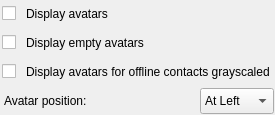
Above: src/plugins/avatars/avataroptionswidget.ui from xnamed/vacuum-im before the change. Below: the same form after it.
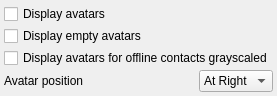
That is the form after the change.

The edit to the form file:
```diff
--- a/src/plugins/avatars/avataroptionswidget.ui
+++ b/src/plugins/avatars/avataroptionswidget.ui
@@ -6,132 +6,46 @@
    <rect>
     <x>0</x>
     <y>0</y>
-    <width>275</width>
-    <height>115</height>
+    <width>255</width>
+    <height>83</height>
    </rect>
   </property>
   <property name="windowTitle">
    <string notr="true">Avatar options widget</string>
   </property>
-  <layout class="QVBoxLayout" name="verticalLayout" stretch="0,0,0,0">
-   <property name="spacing">
-    <number>3</number>
-   </property>
+  <layout class="QGridLayout" name="gridLayout">
    <property name="leftMargin">
-    <number>1</number>
+    <number>4</number>
    </property>
    <property name="topMargin">
-    <number>1</number>
+    <number>4</number>
    </property>
    <property name="rightMargin">
-    <number>1</number>
+    <number>4</number>
    </property>
    <property name="bottomMargin">
-    <number>1</number>
+    <number>4</number>
    </property>
-   <item>
-    <layout class="QHBoxLayout" name="horizontalLayout">
      <property name="spacing">
-      <number>10</number>
-     </property>
-     <property name="leftMargin">
-      <number>1</number>
-     </property>
-     <item>
-      <widget class="QCheckBox" name="cbShow">
+    <number>2</number>
+   </property>
+   <item row="4" column="0">
+    <widget class="QLabel" name="lblAvatarPosition">
        <property name="sizePolicy">
-        <sizepolicy hsizetype="Maximum" vsizetype="Fixed">
+      <sizepolicy hsizetype="MinimumExpanding" vsizetype="Preferred">
          <horstretch>0</horstretch>
          <verstretch>0</verstretch>
         </sizepolicy>
        </property>
        <property name="text">
-        <string/>
+      <string>Avatar position</string>
        </property>
       </widget>
      </item>
-     <item>
-      <widget class="QLabel" name="label_3">
-       <property name="sizePolicy">
-        <sizepolicy hsizetype="Expanding" vsizetype="Preferred">
-         <horstretch>0</horstretch>
-         <verstretch>0</verstretch>
-        </sizepolicy>
-       </property>
-       <property name="text">
-        <string>Display avatars</string>
-       </property>
-       <property name="wordWrap">
-        <bool>true</bool>
-       </property>
-      </widget>
-     </item>
-    </layout>
-   </item>
-   <item>
-    <layout class="QHBoxLayout" name="horizontalLayout_2">
-     <property name="spacing">
-      <number>10</number>
-     </property>
-     <property name="leftMargin">
-      <number>1</number>
-     </property>
-     <item>
-      <widget class="QCheckBox" name="cbShowEmpty">
-       <property name="sizePolicy">
-        <sizepolicy hsizetype="Maximum" vsizetype="Fixed">
-         <horstretch>0</horstretch>
-         <verstretch>0</verstretch>
-        </sizepolicy>
-       </property>
-       <property name="text">
-        <string/>
-       </property>
-      </widget>
-     </item>
-     <item>
-      <widget class="QLabel" name="label_2">
-       <property name="sizePolicy">
-        <sizepolicy hsizetype="Expanding" vsizetype="Preferred">
-         <horstretch>0</horstretch>
-         <verstretch>0</verstretch>
-        </sizepolicy>
-       </property>
-       <property name="text">
-        <string>Display empty avatars</string>
-       </property>
-       <property name="wordWrap">
-        <bool>true</bool>
-       </property>
-      </widget>
-     </item>
-    </layout>
-   </item>
-   <item>
-    <layout class="QHBoxLayout" name="horizontalLayout_3">
-     <property name="spacing">
-      <number>10</number>
-     </property>
-     <property name="leftMargin">
-      <number>1</number>
-     </property>
-     <item>
+   <item row="2" column="0" colspan="2">
       <widget class="QCheckBox" name="cbGrayscaledOffline">
        <property name="sizePolicy">
-        <sizepolicy hsizetype="Maximum" vsizetype="Fixed">
-         <horstretch>0</horstretch>
-         <verstretch>0</verstretch>
-        </sizepolicy>
-       </property>
-       <property name="text">
-        <string/>
-       </property>
-      </widget>
-     </item>
-     <item>
-      <widget class="QLabel" name="label">
-       <property name="sizePolicy">
-        <sizepolicy hsizetype="Expanding" vsizetype="Preferred">
+      <sizepolicy hsizetype="Minimum" vsizetype="Fixed">
          <horstretch>0</horstretch>
          <verstretch>0</verstretch>
         </sizepolicy>
@@ -139,61 +53,29 @@
        <property name="text">
         <string>Display avatars for offline contacts grayscaled</string>
        </property>
-       <property name="wordWrap">
-        <bool>true</bool>
-       </property>
-      </widget>
-     </item>
-    </layout>
-   </item>
-   <item>
-    <layout class="QHBoxLayout" name="horizontalLayout_4">
-     <property name="spacing">
-      <number>10</number>
-     </property>
-     <property name="leftMargin">
-      <number>3</number>
-     </property>
-     <item>
-      <widget class="QLabel" name="lblAvatarPosition">
+    </widget>
+   </item>
+   <item row="1" column="0" colspan="2">
+    <widget class="QCheckBox" name="cbShowEmpty">
        <property name="sizePolicy">
-        <sizepolicy hsizetype="Preferred" vsizetype="Preferred">
+      <sizepolicy hsizetype="Minimum" vsizetype="Fixed">
          <horstretch>0</horstretch>
          <verstretch>0</verstretch>
         </sizepolicy>
        </property>
        <property name="text">
-        <string>Avatar position:</string>
-       </property>
-       <property name="wordWrap">
-        <bool>true</bool>
+      <string>Display empty avatars</string>
        </property>
       </widget>
      </item>
-     <item>
-      <spacer name="horizontalSpacer_2">
-       <property name="orientation">
-        <enum>Qt::Horizontal</enum>
-       </property>
-       <property name="sizeHint" stdset="0">
-        <size>
-         <width>40</width>
-         <height>10</height>
-        </size>
-       </property>
-      </spacer>
-     </item>
-     <item>
+   <item row="4" column="1">
       <widget class="QComboBox" name="cmbAvatarPosition">
        <property name="sizePolicy">
-        <sizepolicy hsizetype="Preferred" vsizetype="Preferred">
+      <sizepolicy hsizetype="Minimum" vsizetype="Fixed">
          <horstretch>0</horstretch>
          <verstretch>0</verstretch>
         </sizepolicy>
        </property>
-       <property name="currentIndex">
-        <number>1</number>
-       </property>
        <item>
         <property name="text">
          <string>At Right</string>
@@ -206,7 +88,12 @@
        </item>
       </widget>
      </item>
-    </layout>
+   <item row="0" column="0" colspan="2">
+    <widget class="QCheckBox" name="cbShow">
+     <property name="text">
+      <string>Display avatars</string>
+     </property>
+    </widget>
    </item>
   </layout>
  </widget>
```
Lines whose indentation alone changed are shown as unchanged.
